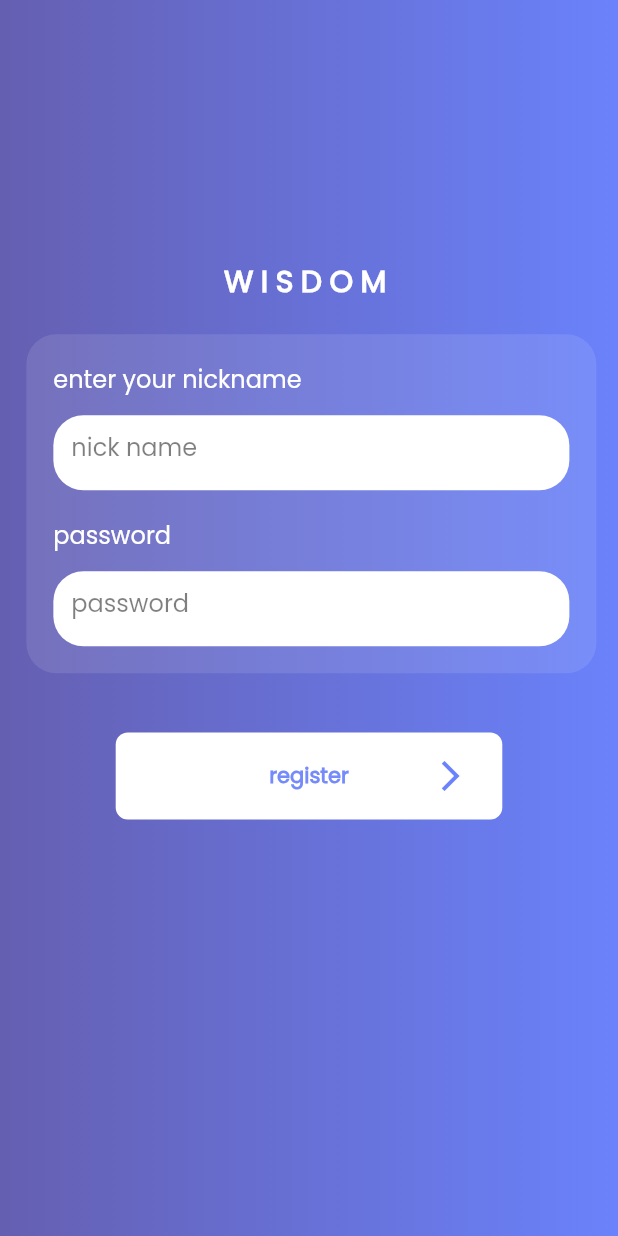
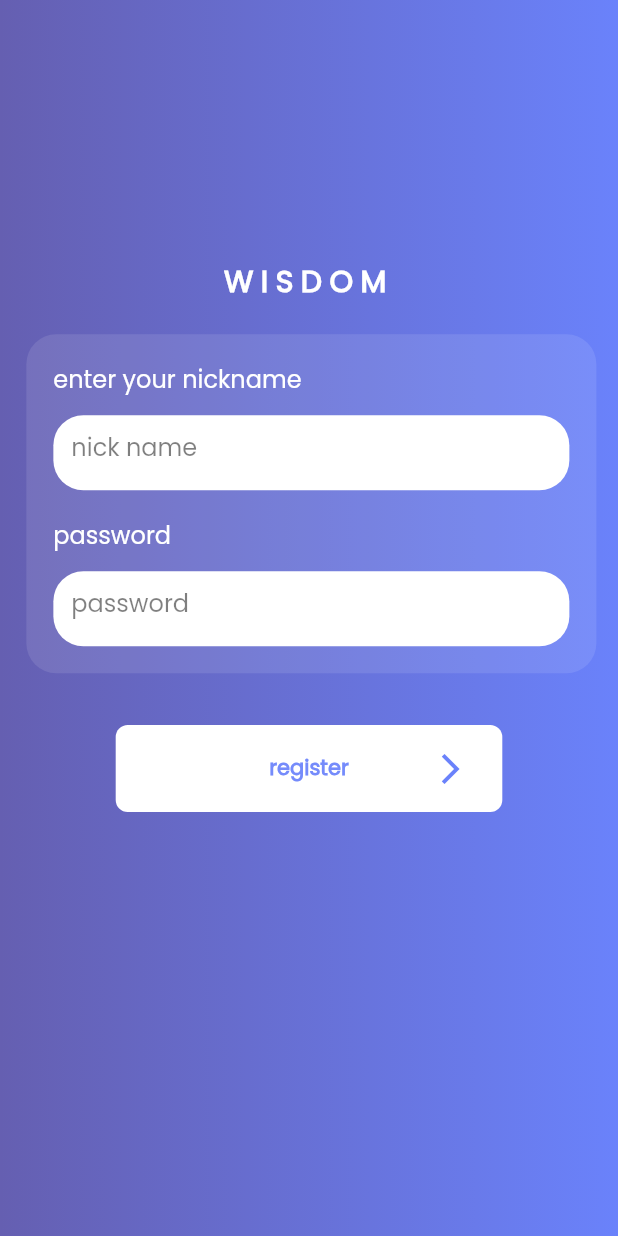
Before and after one commit to DevThurain/wisdom, a Flutter app: the screen it shows after launch, after a tap on "register", on a phone screen of 412 x 824 dp. Run offline on Flutter 3.47's test engine with Material 2 defaults, Android fonts, the phone set to English and light mode, and no system bars; our stand-ins replace connectivity, device_info, flutter_sticky_header, flutter_svg, fluttertoast, get_it and 3 more; generated files the repository leaves out were written again; network calls fail.

Commit message:
- fix overlay bug in register screen

```diff
--- a/lib/src/ui/intro/intro_screen.dart
+++ b/lib/src/ui/intro/intro_screen.dart
@@ -61,7 +61,7 @@ class _IntroScreenState extends State<IntroScreen> {
                         ),
                       ),
                       const PersonCardSection(),
-                      const ButtonSectionView()
+                      //const ButtonSectionView()
                     ],
                   ),
                 ),
--- a/lib/src/ui/register/button_section.dart
+++ b/lib/src/ui/register/button_section.dart
@@ -58,7 +58,7 @@ class ButtonSectionV2 extends StatelessWidget {
     ));
 
     return Padding(
-      padding: const EdgeInsets.only(top: 150),
+      padding: const EdgeInsets.symmetric(vertical: 145.0),
       child: SlideTransition(
         position: _topMoveAnimation,
         child: ScaleTransition(
@@ -97,11 +97,10 @@ class ButtonSectionV2 extends StatelessWidget {
                             child: Text(
                               'register',
                               style: TextStyle(
-                                color: AppTheme.fresh_purple,
-                                fontFamily: 'Poppins',
-                                fontSize: 14,
-                                fontWeight: FontWeight.bold
-                              ),
+                                  color: AppTheme.fresh_purple,
+                                  fontFamily: 'Poppins',
+                                  fontSize: 14,
+                                  fontWeight: FontWeight.bold),
                             ),
                           ),
                         )
--- a/lib/src/ui/register/register_screen.dart
+++ b/lib/src/ui/register/register_screen.dart
@@ -67,19 +67,28 @@ class _RegisterScreenState extends State<RegisterScreen> with TickerProviderStat
 
                         Stack(
                           children: [
-                            RefercodeSection(animationController: _animationController),
-                            NameSection(animationController: _animationController),
+                            Stack(
+                              children: [
+                                RefercodeSection(animationController: _animationController),
+                                NameSection(animationController: _animationController),
+
+                              ],
+                            ),
                             Align(
                               alignment: Alignment.bottomCenter,
                               child: ButtonSectionV2(
                                   animationController: _animationController,
                                   onPressed: () {
-                                    if (_animationController.value > 0.0 &&
-                                        _animationController.value < 0.4)
+                                    print(_animationController.value.toString());
+
+                                    if (_animationController.value >= 0.0 &&
+                                        _animationController.value < 0.4) {
                                       _animationController.animateTo(0.4);
-                                    if (_animationController.value >= 0.4 &&
-                                        _animationController.value < 0.6)
-                                      _animationController.animateTo(0.6);
+                                    } else if (_animationController.value >= 0.4 &&
+                                        _animationController.value < 0.6) {
+                                      print('go to home');
+                                      Navigator.pushNamed(context, HomeScreen.routeName);
+                                    }
                                   }),
                             )
                           ],
```
